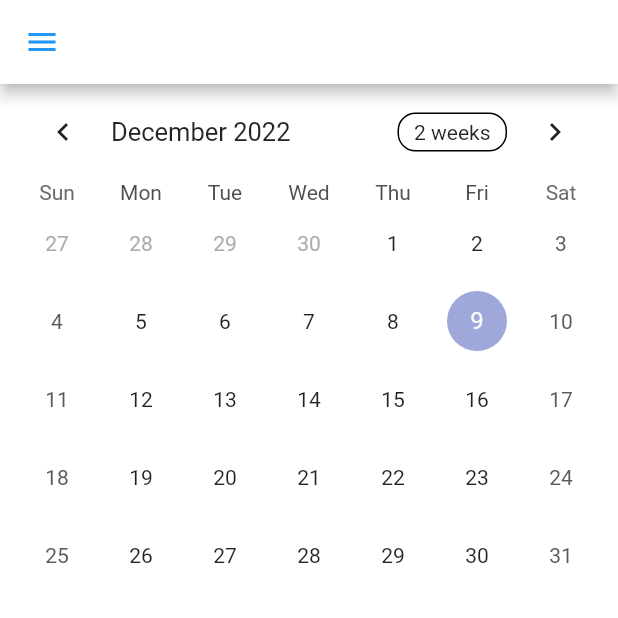
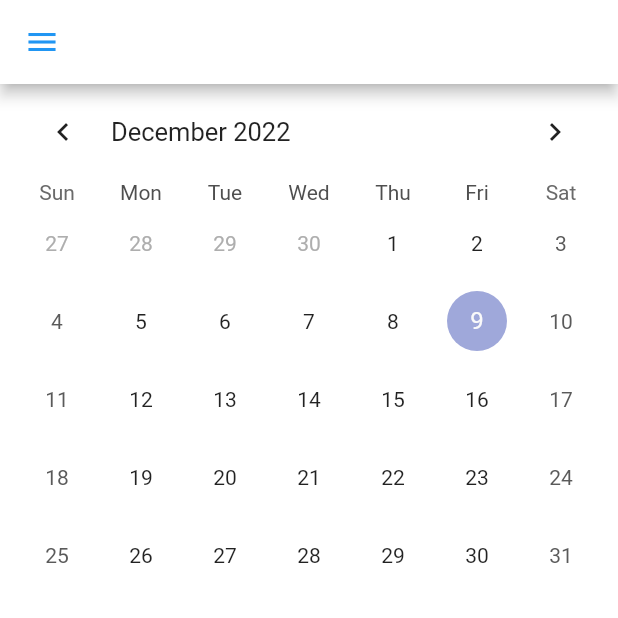
Before and after one commit to fen0268/PocketMoneyManage, a Flutter app: the screen it shows after launch, on a phone screen of 412 x 824 dp, the top half of it. Run offline on Flutter 3.47's test engine with Material 2 defaults, Android fonts, the phone set to English and light mode, and no system bars; drawn by our look-alikes of table_calendar; our stand-ins replace flutter_riverpod, freezed_annotation, objectbox; missing offline and left inert: flat_buffers, objectbox_flutter_libs.

```diff
--- a/lib/widgets/home_calendar_widget.dart
+++ b/lib/widgets/home_calendar_widget.dart
@@ -13,6 +13,7 @@ class HomeCalendarWidget extends ConsumerWidget {
         firstDay: DateTime(2022),
         lastDay: DateTime(2100),
         focusedDay: DateTime.now(),
+        headerStyle: const HeaderStyle(formatButtonVisible: false),
       ),
     );
   }
```
